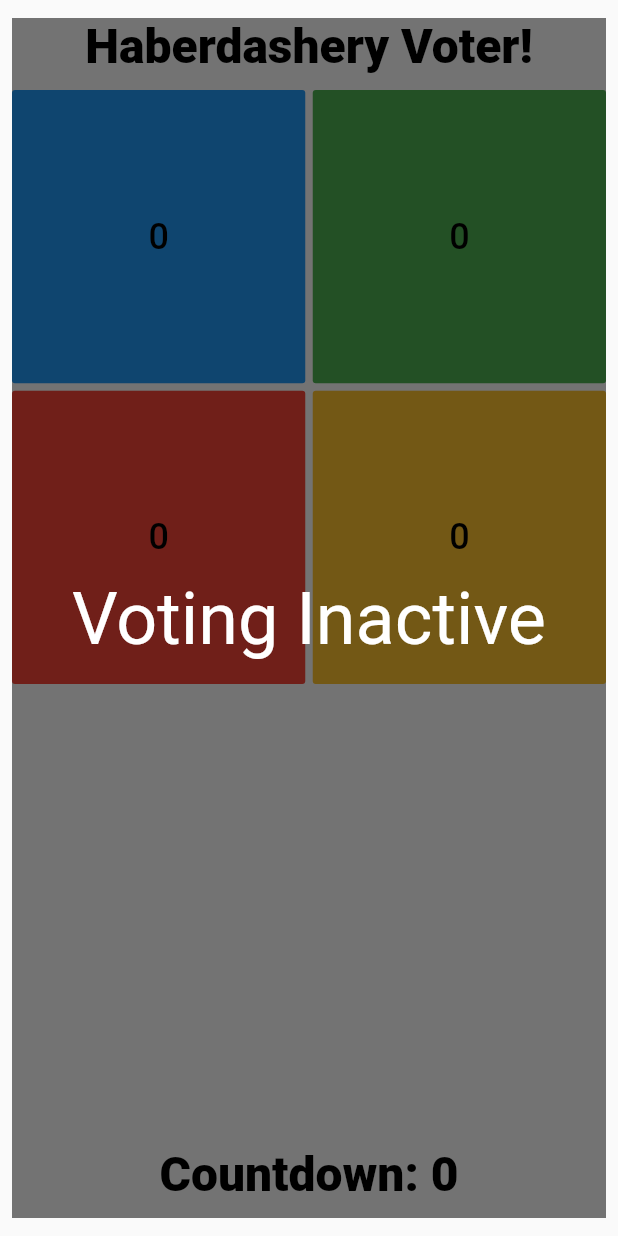
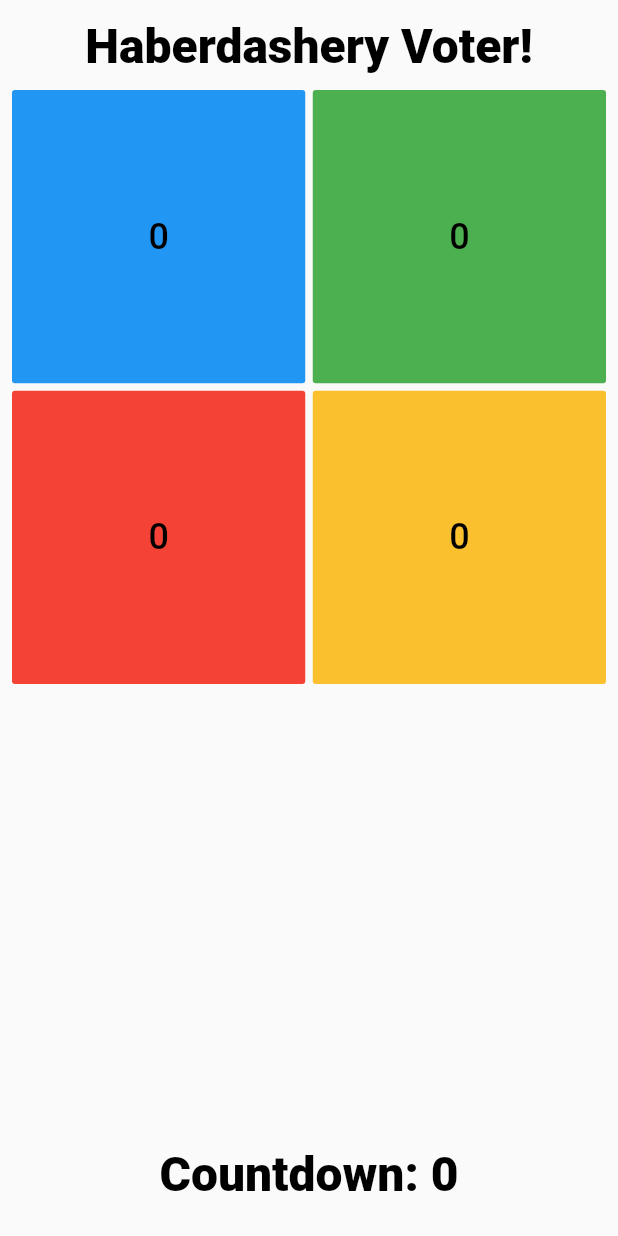
Before and after one commit to mjohnsullivan/oscon-2019, a Flutter app: the screen it shows after launch, on a phone screen of 412 x 824 dp. Run offline on Flutter 3.47's test engine with Material 2 defaults, Android fonts, the phone set to English and light mode, and no system bars; our stand-ins replace animated_text_kit, cloud_firestore, flutter_blue, flutter_spinkit, flutter_vector_icons, font_awesome_flutter and 3 more; missing offline and left inert: firebase, fireworks; accounts and stored records are empty; Roboto replaces fonts that are missing (Raleway).

Commit message:
Removed inactive overlay

```diff
--- a/web_app/lib/main.dart
+++ b/web_app/lib/main.dart
@@ -63,9 +63,7 @@ class VotingApp extends StatelessWidget {
                 maxWidth: 600,
                 maxHeight: 800,
               ),
-              child: InactiveOverlay(
-                child: isPretty.value ? PrettyVotingPage() : SimpleVotingPage(),
-              ),
+              child: SimpleVotingPage(),
             ),
           ),
         ),
```
